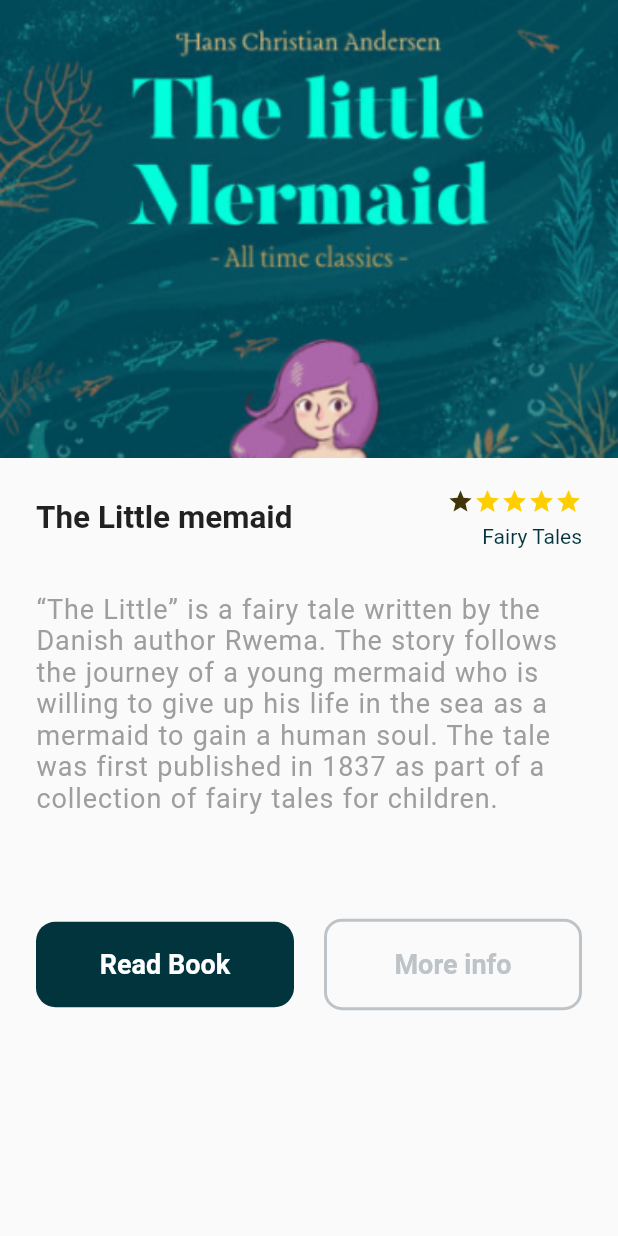
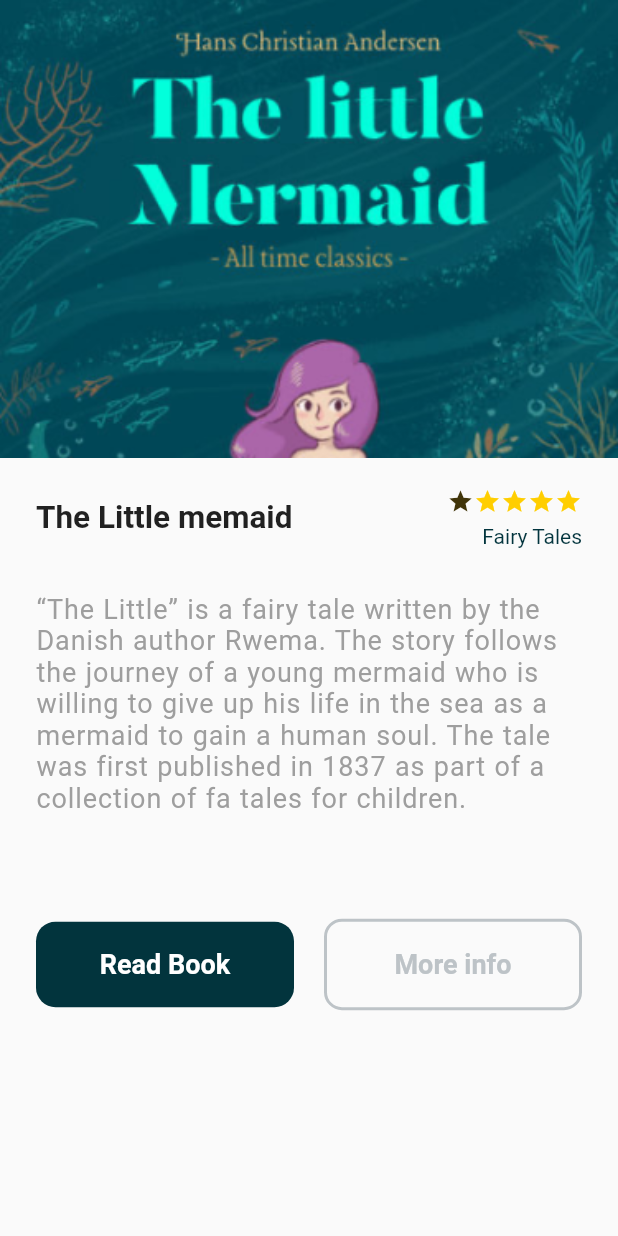
Before and after one commit to rwema3/FlutterBookApp, a Flutter app: the BookDetails screen opened directly, on a phone screen of 412 x 824 dp. Run offline on Flutter 3.47's test engine with Material 2 defaults, Android fonts, the phone set to English and light mode, and no system bars.

Commit message:
Flutter book app

```diff
--- a/lib/views/book_details.dart
+++ b/lib/views/book_details.dart
@@ -36,7 +36,7 @@ class BookDetails extends StatelessWidget {
                     ],
                   ),
                   SizedBox(height: 30,),
-                  Text("“The Little” is a fairy tale written by the Danish author Rwema. The story follows the journey of a young mermaid who is willing to give up his life in the sea as a mermaid to gain a human soul. The tale was first published in 1837 as part of a collection of fairy tales for children.", style: TextStyle(
+                  Text("“The Little” is a fairy tale written by the Danish author Rwema. The story follows the journey of a young mermaid who is willing to give up his life in the sea as a mermaid to gain a human soul. The tale was first published in 1837 as part of a collection of fa tales for children.", style: TextStyle(
                     color: Colors.grey,
                     fontSize: 18,
                     letterSpacing: 0.6,
```
